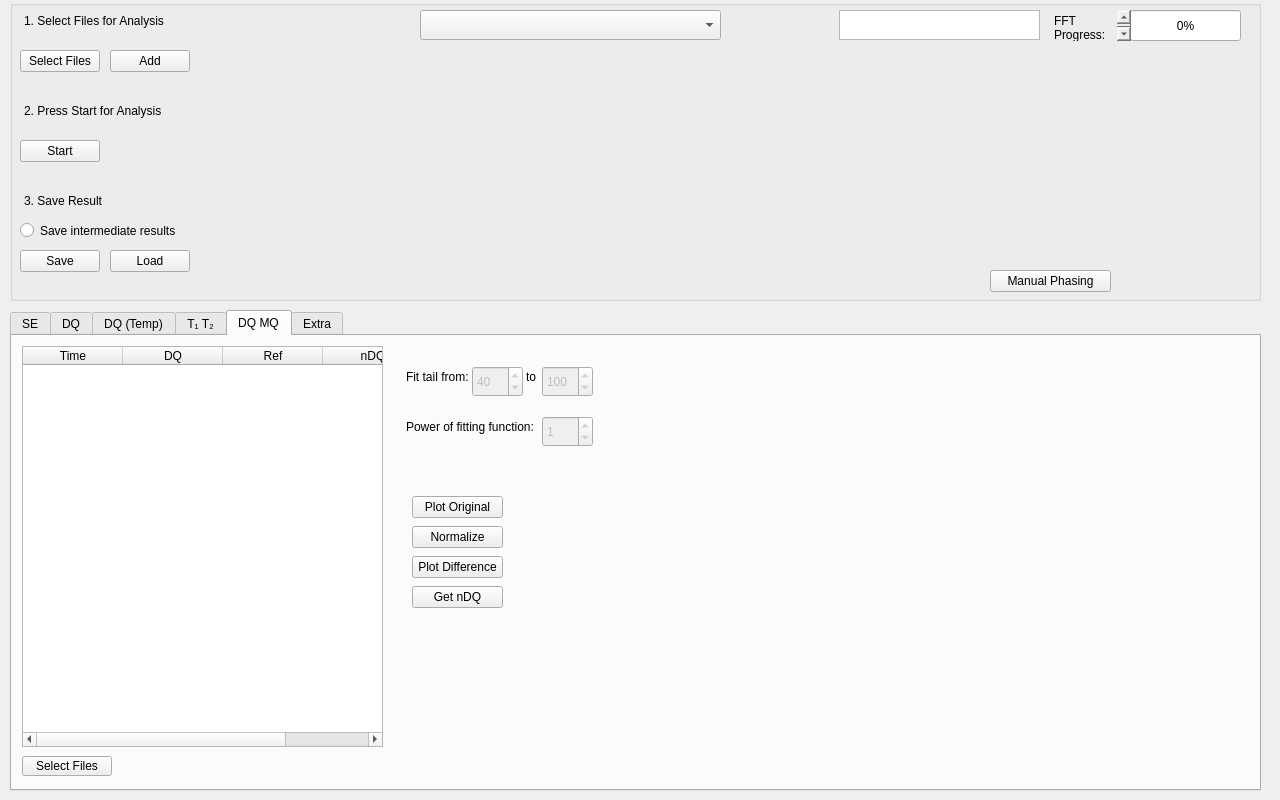
The window that form.ui (timesama/M2-Approach) describes before a commit, drawn with Qt 5.
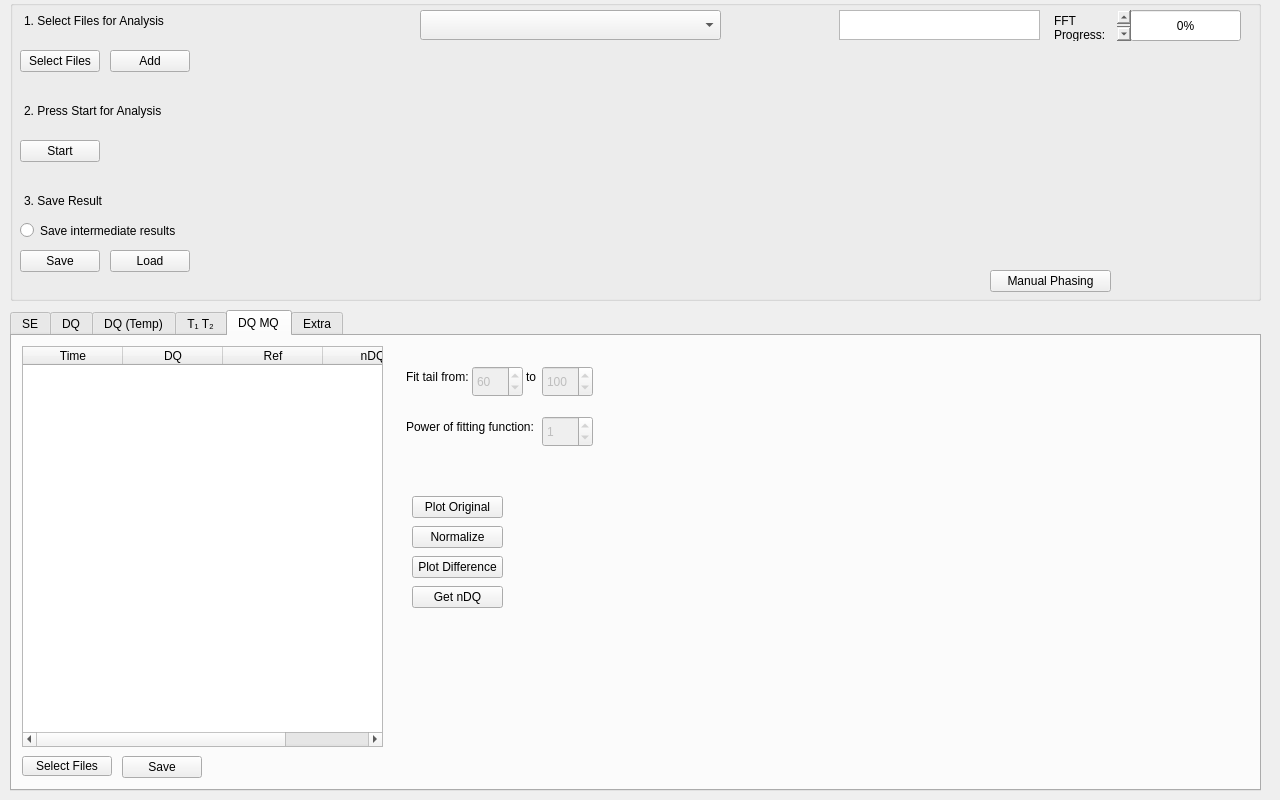
The same window after the commit. Custom widgets are drawn as their Qt base class.

Commit message: Saving DQMQ result

Patch:
```diff
--- a/form.ui
+++ b/form.ui
@@ -1604,7 +1604,7 @@
        <string/>
       </property>
       <property name="suffix">
-       <string> </string>
+       <string/>
       </property>
       <property name="decimals">
        <number>0</number>
@@ -1616,7 +1616,7 @@
        <double>2.000000000000000</double>
       </property>
       <property name="value">
-       <double>40.000000000000000</double>
+       <double>60.000000000000000</double>
       </property>
      </widget>
      <widget class="QTextEdit" name="textEdit_14">
@@ -1749,6 +1749,19 @@
        <string>Normalize</string>
       </property>
      </widget>
+     <widget class="QPushButton" name="btn_Save_2">
+      <property name="geometry">
+       <rect>
+        <x>110</x>
+        <y>420</y>
+        <width>80</width>
+        <height>22</height>
+       </rect>
+      </property>
+      <property name="text">
+       <string>Save</string>
+      </property>
+     </widget>
     </widget>
     <widget class="QWidget" name="tab_Extra">
      <attribute name="title">
```
Left out of the diff: 7 changed lines with no effect on the pictures. The commit also changes 1 other file.
